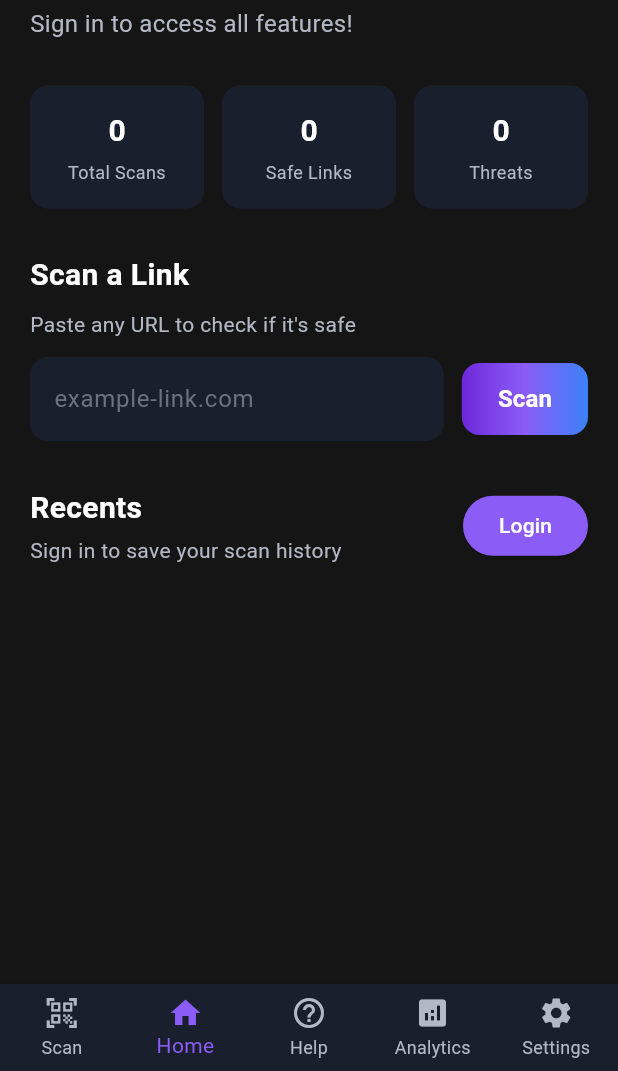
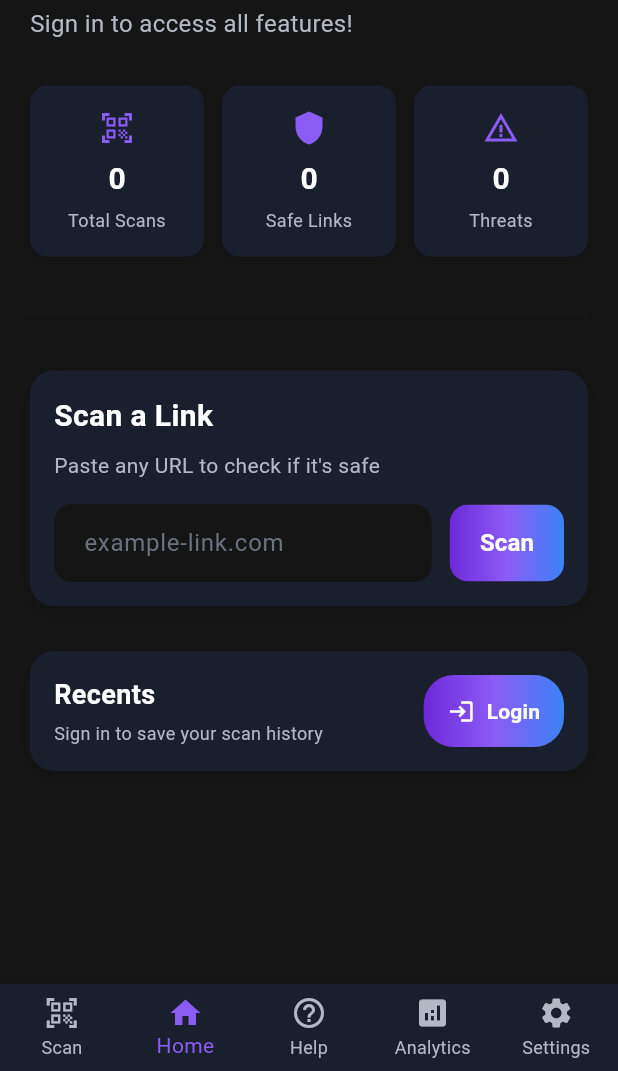
Before and after one commit to byyy001/FYP-26-S1-19, a Flutter app: the UnregisteredHomeScreen screen opened directly, on a phone screen of 412 x 824 dp, the part 165-1236 px from its top. Run offline on Flutter 3.47's test engine with Material 3 defaults, Android fonts, the light colour scheme and no system bars; our stand-ins replace firebase_core; accounts and stored records are empty.

Commit message:
Updated and Refined Unregistered Home Screen (Harsha)

```diff
--- a/lib/screens/unregistered_home_screen.dart
+++ b/lib/screens/unregistered_home_screen.dart
@@ -21,7 +21,7 @@ class UnregisteredHomeScreen extends StatelessWidget {
           ),
           actions: [
             TextButton(
-              onPressed: () => Navigator.pop(context), // Cancel
+              onPressed: () => Navigator.pop(context),
               child: const Text(
                 'Cancel',
                 style: TextStyle(color: AppColors.secondaryText),
@@ -29,7 +29,7 @@ class UnregisteredHomeScreen extends StatelessWidget {
             ),
             ElevatedButton(
               onPressed: () {
-                Navigator.pop(context); // Close dialog
+                Navigator.pop(context);
                 Navigator.push(
                   context,
                   MaterialPageRoute(builder: (context) => const LoginScreen()),
@@ -97,18 +97,38 @@ class UnregisteredHomeScreen extends StatelessWidget {
                 ),
               ),
               const SizedBox(height: 30),
-              // Stats cards
+              // Stats cards with icons
               Row(
                 children: [
-                  _buildStatCard('Total Scans', '0'),
+                  _buildStatCard(Icons.qr_code_scanner, 'Total Scans', '0'),
                   const SizedBox(width: 12),
-                  _buildStatCard('Safe Links', '0'),
+                  _buildStatCard(Icons.shield, 'Safe Links', '0'),
                   const SizedBox(width: 12),
-                  _buildStatCard('Threats', '0'),
+                  _buildStatCard(Icons.warning_amber, 'Threats', '0'),
                 ],
               ),
               const SizedBox(height: 30),
-              // Scan section
+              // Divider
+              Divider(color: AppColors.divider.withAlpha(77), thickness: 0.5),
+              const SizedBox(height: 30),
+              // Scan section as a card
+              Container(
+                width: double.infinity,
+                padding: const EdgeInsets.all(16),
+                decoration: BoxDecoration(
+                  color: AppColors.cardBackground,
+                  borderRadius: BorderRadius.circular(16),
+                  boxShadow: [
+                    BoxShadow(
+                      color: Colors.black.withAlpha(25),
+                      blurRadius: 12,
+                      offset: const Offset(0, 4),
+                    ),
+                  ],
+                ),
+                child: Column(
+                  crossAxisAlignment: CrossAxisAlignment.start,
+                  children: [
                     Text(
                       'Scan a Link',
                       style: TextStyle(
@@ -125,7 +145,8 @@ class UnregisteredHomeScreen extends StatelessWidget {
                         color: AppColors.secondaryText,
                       ),
                     ),
-              const SizedBox(height: 12),
+                    const SizedBox(height: 16),
+                    // Scan input row
                     Row(
                       children: [
                         Expanded(
@@ -134,57 +155,40 @@ class UnregisteredHomeScreen extends StatelessWidget {
                               hintText: 'example-link.com',
                               hintStyle: TextStyle(color: AppColors.disabledText),
                               filled: true,
-                        fillColor: AppColors.cardBackground,
+                              fillColor: AppColors.mainBackground,
                               border: OutlineInputBorder(
                                 borderRadius: BorderRadius.circular(12),
                                 borderSide: BorderSide.none,
                               ),
+                              contentPadding: const EdgeInsets.symmetric(horizontal: 16, vertical: 14),
                             ),
                             style: const TextStyle(color: AppColors.primaryText),
                           ),
                         ),
                         const SizedBox(width: 12),
-                  Container(
-                    decoration: BoxDecoration(
-                      gradient: const LinearGradient(
-                        colors: AppColors.premiumGradient,
-                        begin: Alignment.centerLeft,
-                        end: Alignment.centerRight,
-                      ),
-                      borderRadius: BorderRadius.circular(12),
-                    ),
-                    child: ElevatedButton(
-                      onPressed: () {
-                        // TODO: Implement scan (prompt login if not signed in)
-                        ScaffoldMessenger.of(context).showSnackBar(
-                          const SnackBar(
-                            content: Text('Please login to scan'),
-                            backgroundColor: AppColors.primaryPurple,
-                          ),
-                        );
-                      },
-                      style: ElevatedButton.styleFrom(
-                        backgroundColor: Colors.transparent,
-                        shadowColor: Colors.transparent,
-                        shape: RoundedRectangleBorder(
-                          borderRadius: BorderRadius.circular(12),
-                        ),
-                      ),
-                      child: const Text(
-                        'Scan',
-                        style: TextStyle(
-                          fontSize: 16,
-                          fontWeight: FontWeight.bold,
-                          color: Colors.white,
-                        ),
-                      ),
-                    ),
+                        _buildScanButton(context),
+                      ],
                     ),
                   ],
                 ),
+              ),
               const SizedBox(height: 30),
-              // Recents section
-              Row(
+              // Recents section as a card
+              Container(
+                width: double.infinity,
+                padding: const EdgeInsets.all(16),
+                decoration: BoxDecoration(
+                  color: AppColors.cardBackground,
+                  borderRadius: BorderRadius.circular(16),
+                  boxShadow: [
+                    BoxShadow(
+                      color: Colors.black.withAlpha(25),
+                      blurRadius: 12,
+                      offset: const Offset(0, 4),
+                    ),
+                  ],
+                ),
+                child: Row(
                   mainAxisAlignment: MainAxisAlignment.spaceBetween,
                   children: [
                     Column(
@@ -193,7 +197,7 @@ class UnregisteredHomeScreen extends StatelessWidget {
                         Text(
                           'Recents',
                           style: TextStyle(
-                          fontSize: isSmall ? 18 : 20,
+                            fontSize: isSmall ? 16 : 18,
                             fontWeight: FontWeight.w600,
                             color: AppColors.primaryText,
                           ),
@@ -202,29 +206,15 @@ class UnregisteredHomeScreen extends StatelessWidget {
                         Text(
                           'Sign in to save your scan history',
                           style: TextStyle(
-                          fontSize: isSmall ? 12 : 14,
+                            fontSize: isSmall ? 11 : 12,
                             color: AppColors.secondaryText,
                           ),
                         ),
                       ],
                     ),
-                  ElevatedButton(
-                    onPressed: () {
-                      Navigator.push(
-                        context,
-                        MaterialPageRoute(builder: (context) => const LoginScreen()),
-                      );
-                    },
-                    style: ElevatedButton.styleFrom(
-                      backgroundColor: AppColors.primaryPurple,
-                      foregroundColor: Colors.white,
-                      shape: RoundedRectangleBorder(
-                        borderRadius: BorderRadius.circular(20),
+                    _buildGradientLoginButton(context),
+                  ],
                 ),
-                    ),
-                    child: const Text('Login'),
-                  ),
-                ],
               ),
               const SizedBox(height: 30),
             ],
@@ -236,7 +226,7 @@ class UnregisteredHomeScreen extends StatelessWidget {
         type: BottomNavigationBarType.fixed,
         selectedItemColor: AppColors.primaryPurple,
         unselectedItemColor: AppColors.secondaryText,
-        currentIndex: 1, // Home selected
+        currentIndex: 1,
         items: const [
           BottomNavigationBarItem(icon: Icon(Icons.qr_code_scanner), label: 'Scan'),
           BottomNavigationBarItem(icon: Icon(Icons.home), label: 'Home'),
@@ -245,22 +235,31 @@ class UnregisteredHomeScreen extends StatelessWidget {
           BottomNavigationBarItem(icon: Icon(Icons.settings), label: 'Settings'),
         ],
         onTap: (index) {
-          // TODO: Handle navigation (prompt login if needed)
+          // TODO: Handle navigation with login prompts
         },
       ),
     );
   }
 
-  Widget _buildStatCard(String label, String value) {
+  Widget _buildStatCard(IconData icon, String label, String value) {
     return Expanded(
       child: Container(
         padding: const EdgeInsets.symmetric(vertical: 16),
         decoration: BoxDecoration(
           color: AppColors.cardBackground,
           borderRadius: BorderRadius.circular(12),
+          boxShadow: [
+            BoxShadow(
+              color: Colors.black.withAlpha(20),
+              blurRadius: 8,
+              offset: const Offset(0, 2),
+            ),
+          ],
         ),
         child: Column(
           children: [
+            Icon(icon, color: AppColors.primaryPurple, size: 24),
+            const SizedBox(height: 8),
             Text(
               value,
               style: const TextStyle(
@@ -283,4 +282,87 @@ class UnregisteredHomeScreen extends StatelessWidget {
       ),
     );
   }
+
+  Widget _buildScanButton(BuildContext context) {
+    return MouseRegion(
+      cursor: SystemMouseCursors.click,
+      child: Container(
+        decoration: BoxDecoration(
+          gradient: const LinearGradient(
+            colors: AppColors.premiumGradient,
+            begin: Alignment.centerLeft,
+            end: Alignment.centerRight,
+          ),
+          borderRadius: BorderRadius.circular(12),
+        ),
+        child: ElevatedButton(
+          onPressed: () {
+            ScaffoldMessenger.of(context).showSnackBar(
+              const SnackBar(
+                content: Text('Please login to scan'),
+                backgroundColor: AppColors.primaryPurple,
+              ),
+            );
+          },
+          style: ElevatedButton.styleFrom(
+            backgroundColor: Colors.transparent,
+            shadowColor: Colors.transparent,
+            shape: RoundedRectangleBorder(
+              borderRadius: BorderRadius.circular(12),
+            ),
+            padding: const EdgeInsets.symmetric(horizontal: 20, vertical: 14),
+          ),
+          child: const Text(
+            'Scan',
+            style: TextStyle(
+              fontSize: 16,
+              fontWeight: FontWeight.bold,
+              color: Colors.white,
+            ),
+          ),
+        ),
+      ),
+    );
   }
+
+  Widget _buildGradientLoginButton(BuildContext context) {
+    return MouseRegion(
+      cursor: SystemMouseCursors.click,
+      child: Container(
+        decoration: BoxDecoration(
+          gradient: const LinearGradient(
+            colors: AppColors.premiumGradient,
+            begin: Alignment.centerLeft,
+            end: Alignment.centerRight,
+          ),
+          borderRadius: BorderRadius.circular(20),
+        ),
+        child: ElevatedButton.icon(
+          onPressed: () {
+            Navigator.push(
+              context,
+              MaterialPageRoute(builder: (context) => const LoginScreen()),
+            );
+          },
+          icon: const Icon(Icons.login, color: Colors.white, size: 18),
+          label: const Text(
+            'Login',
+            style: TextStyle(
+              fontSize: 14,
+              fontWeight: FontWeight.bold,
+              color: Colors.white,
+            ),
+          ),
+          style: ElevatedButton.styleFrom(
+            backgroundColor: Colors.transparent,
+            shadowColor: Colors.transparent,
+            shape: RoundedRectangleBorder(
+              borderRadius: BorderRadius.circular(20),
+            ),
+            padding: const EdgeInsets.symmetric(horizontal: 16, vertical: 10),
+          ),
+        ),
+      ),
+    );
+  }
+}
```
Lines whose indentation alone changed are shown as unchanged.
